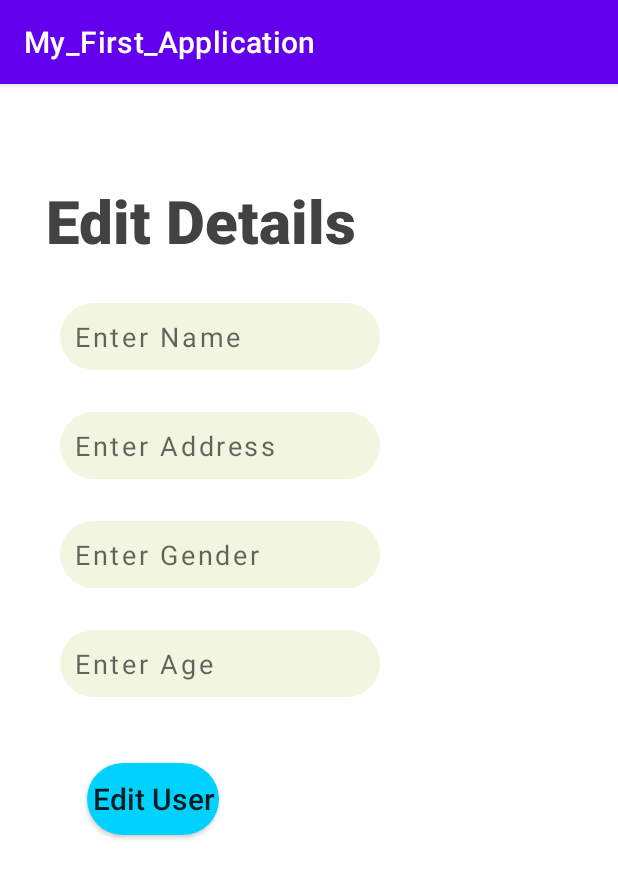
After one commit to viswanathan33/First-app-kotlin, an Android app: the EditUserActivity screen opened directly, with no data from a screen before it, on a phone screen of 412 x 824 dp. The commit adds this screen. Shown: the top 878 px of the screen. Run offline under Robolectric (Android 15) with nearby library versions, the phone set to English and light mode, and no system bars; our stand-ins replace data binding.

```diff
--- a/app/src/main/AndroidManifest.xml
+++ b/app/src/main/AndroidManifest.xml
@@ -9,7 +9,8 @@
         android:roundIcon="@mipmap/ic_launcher_round"
         android:supportsRtl="true"
         android:theme="@style/Theme.My_First_Application">
-        <activity android:name=".activity.AddUserActivity"></activity>
+        <activity android:name=".EditUserActivity"></activity>
+        <activity android:name=".activity.AddUserActivity" />
         <activity android:name=".activity.SigupActivity" />
         <activity android:name=".activity.HomeActivity" />
         <activity android:name=".activity.LoginActivity" />
--- /dev/null
+++ b/app/src/main/java/com/example/my_first_application/EditUserActivity.kt
@@ -0,0 +1,11 @@
+package com.example.my_first_application
+
+import androidx.appcompat.app.AppCompatActivity
+import android.os.Bundle
+
+class EditUserActivity : AppCompatActivity() {
+    override fun onCreate(savedInstanceState: Bundle?) {
+        super.onCreate(savedInstanceState)
+        setContentView(R.layout.activity_edit_user)
+    }
+}
--- a/app/src/main/java/com/example/my_first_application/activity/AddUserActivity.kt
+++ b/app/src/main/java/com/example/my_first_application/activity/AddUserActivity.kt
@@ -22,7 +22,7 @@ class AddUserActivity : AppCompatActivity() {
     lateinit var preferences: SharedPreferences
     private lateinit var binding: ActivityAdduserBinding
     private val gson=Gson()
-    private lateinit var mUserViewModel: UserViewModel
+    private lateinit var userViewModel: UserViewModel
     override fun onCreate(savedInstanceState: Bundle?) {
         super.onCreate(savedInstanceState)
         binding=DataBindingUtil.setContentView(this,R.layout.activity_adduser)
@@ -32,7 +32,7 @@ class AddUserActivity : AppCompatActivity() {
         val userInfo:UserInfo=gson.fromJson(json,UserInfo::class.java)
         val usermail=userInfo.getEmail().toString()
         //val sharedPreferences:SharedPreferences=this.getSharedPreferences(Constants.share_pref, Context.MODE_PRIVATE)
-        mUserViewModel=ViewModelProvider(this).get(UserViewModel::class.java)
+        userViewModel=ViewModelProvider(this).get(UserViewModel::class.java)
         val actionBar = supportActionBar
         actionBar!!.hide()
         binding.buttonRegister.setOnClickListener {
@@ -41,7 +41,7 @@ class AddUserActivity : AppCompatActivity() {
             val userage=binding.age.text.toString()
             val useraddress=binding.address.text.toString()
             val userDetails=UserDetails(0,username,usergender,useraddress,usermail,userage)
-            mUserViewModel.addUser(userDetails)
+            userViewModel.addUser(userDetails)
             Toast.makeText(applicationContext, getString(R.string.userAddedSuccesfully), Toast.LENGTH_SHORT).show()
             ToCallActivity.callActivity(this, HomeActivity::class.java)
             //Log.d("TAG","data===>"+json)
--- a/app/src/main/java/com/example/my_first_application/activity/HomeActivity.kt
+++ b/app/src/main/java/com/example/my_first_application/activity/HomeActivity.kt
@@ -1,9 +1,6 @@
 package com.example.my_first_application.activity
 
-import android.content.Context
-import android.content.Intent
 import android.content.SharedPreferences
-import android.content.SharedPreferences.Editor
 import android.os.Bundle
 import android.view.Menu
 import android.view.MenuItem
@@ -15,8 +12,10 @@ import androidx.preference.PreferenceManager
 import androidx.recyclerview.widget.DefaultItemAnimator
 import androidx.recyclerview.widget.LinearLayoutManager
 import androidx.recyclerview.widget.RecyclerView
+import com.example.my_first_application.EditUserActivity
 import com.example.my_first_application.R
 import com.example.my_first_application.adapter.UserDetailsAdapter
+import com.example.my_first_application.adapter.listener.BaseListener
 import com.example.my_first_application.constant.Constants
 import com.example.my_first_application.data.UserDetails
 import com.example.my_first_application.data.UserViewModel
@@ -24,8 +23,6 @@ import com.example.my_first_application.databinding.ActivityHomeBinding
 import com.example.my_first_application.model.UserInfo
 import com.example.my_first_application.util.ToCallActivity
 import com.example.my_first_application.util.extensions.clear
-import com.example.my_first_application.util.extensions.remove
-import com.google.android.material.floatingactionbutton.FloatingActionButton
 import com.google.gson.Gson
 import java.util.*
 
@@ -34,7 +31,7 @@ class HomeActivity : AppCompatActivity() {
     private lateinit var binding: ActivityHomeBinding
     private val gson= Gson()
     private val userList = ArrayList<UserDetails>()
-    private lateinit var mUserViewModel:UserViewModel
+    private lateinit var userViewModel:UserViewModel
     private lateinit var userListAdapter: UserDetailsAdapter
     override fun onCreate(savedInstanceState: Bundle?) {
         super.onCreate(savedInstanceState)
@@ -47,7 +44,17 @@ class HomeActivity : AppCompatActivity() {
         val usermail =userInfo.getEmail().toString()
 
 
-        userListAdapter = UserDetailsAdapter(userList)
+
+        val listener=object:BaseListener{
+            override fun onClickItem() {
+
+                Toast.makeText(applicationContext, "Item selected", Toast.LENGTH_SHORT).show()
+
+            }
+
+        }
+
+        userListAdapter = UserDetailsAdapter(userList,listener)
 
         val layoutManager = LinearLayoutManager(applicationContext)
         val userListView: RecyclerView = findViewById(R.id.recycler_view)
@@ -57,9 +64,9 @@ class HomeActivity : AppCompatActivity() {
         userListView.itemAnimator = DefaultItemAnimator()
         userListView.adapter = userListAdapter
 
-        mUserViewModel=ViewModelProvider(this).get(UserViewModel::class.java)
+        userViewModel=ViewModelProvider(this).get(UserViewModel::class.java)
 
-        val userDetails:List<UserDetails> =mUserViewModel.readData(usermail)
+        val userDetails:List<UserDetails> =userViewModel.readData(usermail)
 
 
         if(userDetails!=null){
--- a/app/src/main/java/com/example/my_first_application/activity/LoginActivity.kt
+++ b/app/src/main/java/com/example/my_first_application/activity/LoginActivity.kt
@@ -19,14 +19,14 @@ import com.google.gson.Gson
 class LoginActivity : AppCompatActivity() {
     private lateinit var preferences: SharedPreferences
     private lateinit var binding: ActivityLoginBinding
-    private lateinit var mUserViewModel: UserViewModel
+    private lateinit var userViewModel: UserViewModel
     override fun onCreate(savedInstanceState: Bundle?) {
         super.onCreate(savedInstanceState)
         binding = DataBindingUtil.setContentView(this, R.layout.activity_login)
         val actionBar = supportActionBar
         preferences= androidx.preference.PreferenceManager.getDefaultSharedPreferences(this)
         actionBar!!.hide()
-        mUserViewModel = ViewModelProvider(this).get(UserViewModel::class.java)
+        userViewModel = ViewModelProvider(this).get(UserViewModel::class.java)
         val loginMail=binding.editTextTextEmailAddress
         val loginPassword=binding.editTextTextPassword
         binding.logButton.setOnClickListener {
@@ -64,7 +64,7 @@ class LoginActivity : AppCompatActivity() {
                     val lPpassword = binding.editTextTextPassword.text.toString()
 
 
-                    val userLogIn: UserLogIn = mUserViewModel.logInCheck(lMail, lPpassword)
+                    val userLogIn: UserLogIn = userViewModel.logInCheck(lMail, lPpassword)
                     if (userLogIn == null) {
                         Toast.makeText(
                             applicationContext,
--- a/app/src/main/java/com/example/my_first_application/activity/SigupActivity.kt
+++ b/app/src/main/java/com/example/my_first_application/activity/SigupActivity.kt
@@ -20,14 +20,14 @@ import com.google.gson.Gson
 class SigupActivity : AppCompatActivity() {
     private lateinit var preferences: SharedPreferences
     private lateinit var binding: ActivitySignupBinding
-    private lateinit var mUserViewModel: UserViewModel
+    private lateinit var userViewModel: UserViewModel
     override fun onCreate(savedInstanceState: Bundle?) {
         super.onCreate(savedInstanceState)
         binding=DataBindingUtil.setContentView(this,R.layout.activity_signup)
         val actionBar = supportActionBar
 
         preferences=PreferenceManager.getDefaultSharedPreferences(this)
-        mUserViewModel= ViewModelProvider(this).get(UserViewModel::class.java)
+        userViewModel= ViewModelProvider(this).get(UserViewModel::class.java)
         actionBar!!.hide()
 
         val sigupname=binding.editTextTextSignUpPersonName
@@ -74,7 +74,7 @@ class SigupActivity : AppCompatActivity() {
                     val dbmail=binding.editTextTextSigUpEmailAddress.text.toString()
                     val dbpassword=binding.editTextTextSigUpPassword.text.toString()
                     val userLogIn= UserLogIn(dbmail,dbpassword)
-                    mUserViewModel.addLogin(userLogIn)
+                    userViewModel.addLogin(userLogIn)
                     Toast.makeText(applicationContext, getString(R.string.signUpSuccesfully), Toast.LENGTH_SHORT).show()
 
                     preferences.put(Constants.USER_INFO,json)
--- a/app/src/main/java/com/example/my_first_application/adapter/UserDetailsAdapter.kt
+++ b/app/src/main/java/com/example/my_first_application/adapter/UserDetailsAdapter.kt
@@ -6,19 +6,25 @@ import android.view.ViewGroup
 import android.widget.TextView
 import androidx.recyclerview.widget.RecyclerView
 import com.example.my_first_application.R
+import com.example.my_first_application.adapter.listener.BaseListener
 import com.example.my_first_application.data.UserDetails
-import com.example.my_first_application.model.RegisterInfo
 
-internal class UserDetailsAdapter(private var userList:List<UserDetails>) : RecyclerView.Adapter<UserDetailsAdapter.ExampleViewHolder>(){
+internal class UserDetailsAdapter(
+    private var userList: List<UserDetails>,
+    private var listener: BaseListener
+) : RecyclerView.Adapter<UserDetailsAdapter.ExampleViewHolder>(){
 
     override fun onCreateViewHolder(parent: ViewGroup, viewType: Int): ExampleViewHolder {
         val itemView=LayoutInflater.from(parent.context).inflate(R.layout.user_item,parent,false)
        return ExampleViewHolder(itemView)
     }
 
-
     override fun onBindViewHolder(holder: ExampleViewHolder, position: Int) {
         val currentItem=userList[position]
+
+        holder.itemView.setOnClickListener {
+            listener.onClickItem()
+        }
         holder.name.text=currentItem.getUserName()
         holder.gender.text=currentItem.getUserGender()
         holder.adress.text=currentItem.getUserAddress()
--- /dev/null
+++ b/app/src/main/java/com/example/my_first_application/adapter/listener/BaseListener.kt
@@ -0,0 +1,6 @@
+package com.example.my_first_application.adapter.listener
+
+interface BaseListener {
+
+    fun onClickItem()
+}
--- /dev/null
+++ b/app/src/main/res/layout/activity_edit_user.xml
@@ -0,0 +1,107 @@
+<?xml version="1.0" encoding="utf-8"?>
+<layout>
+<androidx.constraintlayout.widget.ConstraintLayout xmlns:android="http://schemas.android.com/apk/res/android"
+    xmlns:app="http://schemas.android.com/apk/res-auto"
+    xmlns:tools="http://schemas.android.com/tools"
+    android:layout_width="match_parent"
+    android:layout_height="match_parent"
+    tools:context=".EditUserActivity">
+
+    <TextView
+        android:id="@+id/editUser"
+        android:layout_width="wrap_content"
+        android:layout_height="wrap_content"
+        android:fontFamily="sans-serif-black"
+        android:text="@string/editDetails"
+        android:textColor="@color/cardview_dark_background"
+        android:textSize="40sp"
+        app:layout_constraintBottom_toBottomOf="parent"
+        app:layout_constraintEnd_toEndOf="parent"
+        app:layout_constraintHorizontal_bias="0.15"
+        app:layout_constraintStart_toStartOf="parent"
+        app:layout_constraintTop_toTopOf="parent"
+        app:layout_constraintVertical_bias=".09" />
+
+    <EditText
+        android:id="@+id/personNameEdit"
+        android:layout_width="wrap_content"
+        android:layout_height="wrap_content"
+        android:layout_marginTop="28dp"
+        android:autofillHints="no"
+        android:background="@drawable/mail_pwd"
+        android:ems="10"
+        android:hint="@string/enter_name"
+        android:inputType="textPersonName"
+        android:letterSpacing="0.1"
+        android:padding="10dp"
+        app:layout_constraintEnd_toEndOf="parent"
+        app:layout_constraintHorizontal_bias="0.2"
+        app:layout_constraintStart_toStartOf="parent"
+        app:layout_constraintTop_toBottomOf="@id/editUser" />
+    <EditText
+        android:id="@+id/addressEdit"
+        android:layout_width="wrap_content"
+        android:layout_height="wrap_content"
+        android:layout_marginTop="28dp"
+        android:autofillHints="no"
+        android:background="@drawable/mail_pwd"
+        android:ems="10"
+        android:hint="@string/address"
+        android:inputType="textEmailAddress"
+        android:letterSpacing="0.1"
+        android:padding="10dp"
+        app:layout_constraintEnd_toEndOf="parent"
+        app:layout_constraintHorizontal_bias="0.2"
+        app:layout_constraintStart_toStartOf="parent"
+        app:layout_constraintTop_toBottomOf="@id/personNameEdit" />
+    <EditText
+        android:id="@+id/genderEdit"
+        android:layout_width="wrap_content"
+        android:layout_height="wrap_content"
+        android:layout_marginTop="28dp"
+        android:autofillHints="no"
+        android:background="@drawable/mail_pwd"
+        android:ems="10"
+        android:hint="@string/enter_gender"
+        android:inputType="text"
+        android:letterSpacing="0.1"
+        android:padding="10dp"
+        app:layout_constraintEnd_toEndOf="parent"
+        app:layout_constraintHorizontal_bias="0.2"
+        app:layout_constraintStart_toStartOf="parent"
+        app:layout_constraintTop_toBottomOf="@id/addressEdit" />
+
+    <EditText
+        android:id="@+id/ageEdit"
+        android:layout_width="wrap_content"
+        android:layout_height="wrap_content"
+        android:layout_marginTop="28dp"
+        android:autofillHints="no"
+        android:background="@drawable/mail_pwd"
+        android:ems="10"
+        android:hint="@string/enter_age"
+        android:inputType="number"
+        android:letterSpacing="0.1"
+        android:padding="10dp"
+        app:layout_constraintEnd_toEndOf="parent"
+        app:layout_constraintHorizontal_bias="0.2"
+        app:layout_constraintStart_toStartOf="parent"
+        app:layout_constraintTop_toBottomOf="@id/genderEdit" />
+
+    <androidx.appcompat.widget.AppCompatButton
+        android:id="@+id/btnEditUser"
+        android:layout_width="wrap_content"
+        android:layout_height="wrap_content"
+        android:layout_marginTop="44dp"
+        android:background="@drawable/background"
+        android:text="@string/editUser"
+        android:textAllCaps="false"
+        android:textColorHint="@color/cardview_dark_background"
+        android:textSize="20sp"
+        app:layout_constraintEnd_toEndOf="parent"
+        app:layout_constraintHorizontal_bias="0.18"
+        app:layout_constraintStart_toStartOf="parent"
+        app:layout_constraintTop_toBottomOf="@id/ageEdit" />
+
+</androidx.constraintlayout.widget.ConstraintLayout>
+</layout>
--- a/app/src/main/res/values/strings.xml
+++ b/app/src/main/res/values/strings.xml
@@ -16,6 +16,8 @@
     <string name="enter_gender">Enter Gender</string>
     <string name="enter_age">Enter Age</string>
     <string name="register">Register</string>
+    <string name="editUser">Edit User</string>
+    <string name="editDetails">Edit Details</string>
     <string name="nameEmpty">enter name</string>
     <string name="mailEmpty">enter mail id</string>
     <string name="invalidMail">invalid mail id</string>
```
